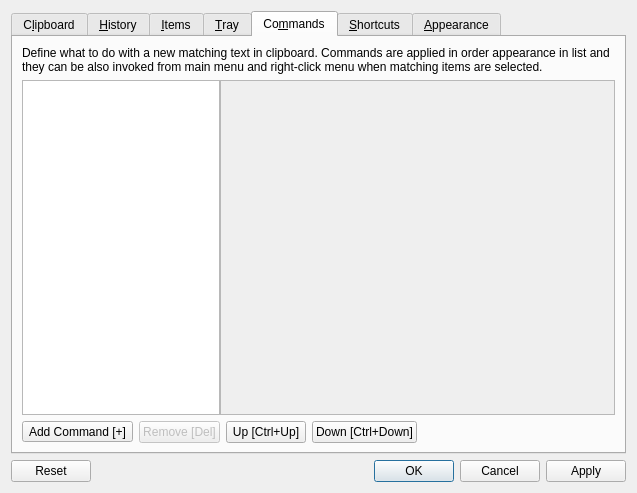
This is src/ui/configurationmanager.ui in hluk/CopyQ as Qt 5 draws it before an edit. The edited form follows.
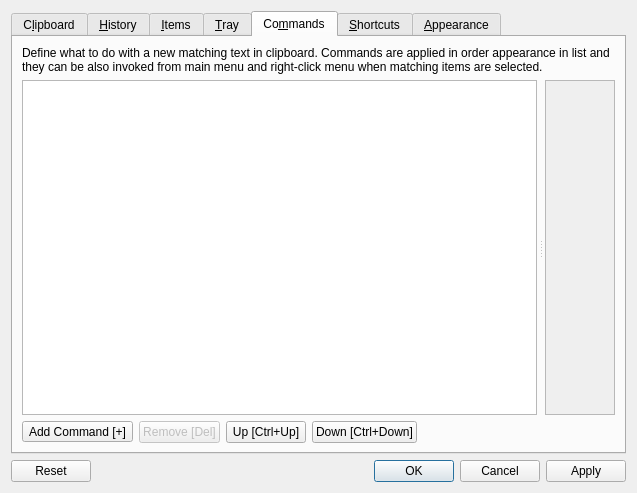
This is the edited form. The open tabs and pages were chosen to show the change. Icons and pictures are not drawn. Custom widgets are drawn as their Qt base class.

Commit message: Use splitter in Commands configuration tab

What changed in the file:
```diff
--- a/src/ui/configurationmanager.ui
+++ b/src/ui/configurationmanager.ui
@@ -598,24 +598,42 @@
         <attribute name="title">
          <string>Co&amp;mmands</string>
         </attribute>
-        <layout class="QGridLayout" name="gridLayout_7">
-         <item row="1" column="0">
-          <layout class="QHBoxLayout" name="horizontalLayout" stretch="1,2">
-           <property name="spacing">
-            <number>0</number>
+        <layout class="QVBoxLayout" name="verticalLayout_6">
+         <item>
+          <widget class="QLabel" name="label_11">
+           <property name="sizePolicy">
+            <sizepolicy hsizetype="Preferred" vsizetype="Maximum">
+             <horstretch>0</horstretch>
+             <verstretch>0</verstretch>
+            </sizepolicy>
            </property>
+           <property name="text">
+            <string>Define what to do with a new matching text in clipboard. Commands are applied in order appearance in list and they can be also invoked from main menu and right-click menu when matching items are selected.</string>
+           </property>
+           <property name="wordWrap">
+            <bool>true</bool>
+           </property>
+          </widget>
+         </item>
            <item>
-            <layout class="QVBoxLayout" name="verticalLayout_16">
-             <item>
+          <widget class="QSplitter" name="splitter">
+           <property name="sizePolicy">
+            <sizepolicy hsizetype="Expanding" vsizetype="MinimumExpanding">
+             <horstretch>0</horstretch>
+             <verstretch>0</verstretch>
+            </sizepolicy>
+           </property>
+           <property name="orientation">
+            <enum>Qt::Horizontal</enum>
+           </property>
+           <property name="handleWidth">
+            <number>8</number>
+           </property>
               <widget class="QListWidget" name="listWidgetCommands">
                <property name="selectionMode">
                 <enum>QAbstractItemView::ExtendedSelection</enum>
                </property>
               </widget>
-             </item>
-            </layout>
-           </item>
-           <item>
             <widget class="QScrollArea" name="scrollAreaCommand">
              <property name="focusPolicy">
               <enum>Qt::NoFocus</enum>
@@ -628,8 +646,8 @@
                <rect>
                 <x>0</x>
                 <y>0</y>
-                <width>98</width>
-                <height>28</height>
+               <width>68</width>
+               <height>323</height>
                </rect>
               </property>
               <layout class="QGridLayout" name="gridLayout_4">
@@ -658,20 +676,9 @@
               </layout>
              </widget>
             </widget>
-           </item>
-          </layout>
-         </item>
-         <item row="0" column="0">
-          <widget class="QLabel" name="label_11">
-           <property name="text">
-            <string>Define what to do with a new matching text in clipboard. Commands are applied in order appearance in list and they can be also invoked from main menu and right-click menu when matching items are selected.</string>
-           </property>
-           <property name="wordWrap">
-            <bool>true</bool>
-           </property>
           </widget>
          </item>
-         <item row="3" column="0">
+         <item>
           <layout class="QHBoxLayout" name="horizontalLayout_5">
            <item>
             <widget class="QToolButton" name="toolButtonAddCommand">
@@ -986,8 +993,8 @@
              <rect>
               <x>0</x>
               <y>0</y>
-              <width>212</width>
-              <height>322</height>
+              <width>293</width>
+              <height>399</height>
              </rect>
             </property>
             <layout class="QHBoxLayout" name="horizontalLayout_3">
```
Left out of the diff: 1 changed line with no effect on the pictures. Lines whose indentation alone changed are shown as unchanged.
